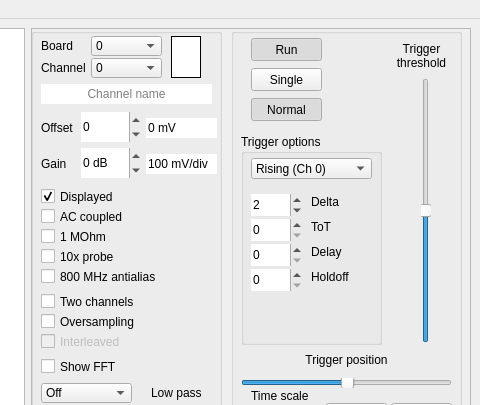
Qt form software/HaasoscopePro.ui (drandyhaas/HaasoscopePro) before a commit; both pictures show x 834 to 1314 and y 0 to 405 of the 1314 by 909 pixel window.
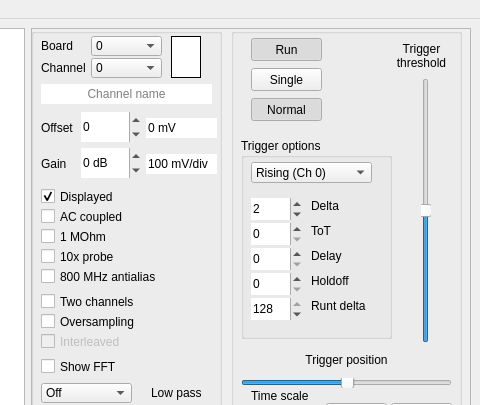
The same form after that commit. Custom widgets are drawn as their Qt base class.

Commit message: firmware 32 - add runt trigger

```diff
--- a/software/HaasoscopePro.ui
+++ b/software/HaasoscopePro.ui
@@ -283,9 +283,9 @@
         <property name="geometry">
          <rect>
           <x>10</x>
-          <y>106</y>
-          <width>141</width>
-          <height>211</height>
+          <y>110</y>
+          <width>151</width>
+          <height>201</height>
          </rect>
         </property>
         <property name="font">
@@ -334,7 +334,7 @@
           <rect>
            <x>70</x>
            <y>85</y>
-           <width>51</width>
+           <width>61</width>
            <height>16</height>
           </rect>
          </property>
@@ -385,7 +385,7 @@
           <rect>
            <x>70</x>
            <y>60</y>
-           <width>51</width>
+           <width>61</width>
            <height>16</height>
           </rect>
          </property>
@@ -455,7 +455,7 @@
           <rect>
            <x>70</x>
            <y>110</y>
-           <width>51</width>
+           <width>61</width>
            <height>16</height>
           </rect>
          </property>
@@ -539,7 +539,7 @@
           <rect>
            <x>70</x>
            <y>135</y>
-           <width>51</width>
+           <width>61</width>
            <height>16</height>
           </rect>
          </property>
@@ -552,6 +552,57 @@
           <string>Holdoff</string>
          </property>
         </widget>
+        <widget class="QSpinBox" name="thresholdDelta_2">
+         <property name="geometry">
+          <rect>
+           <x>10</x>
+           <y>160</y>
+           <width>51</width>
+           <height>22</height>
+          </rect>
+         </property>
+         <property name="font">
+          <font>
+           <family>Arial</family>
+          </font>
+         </property>
+         <property name="toolTip">
+          <string>Amount over threshold to reject trigger (x16 ADC values)</string>
+         </property>
+         <property name="frame">
+          <bool>false</bool>
+         </property>
+         <property name="accelerated">
+          <bool>true</bool>
+         </property>
+         <property name="minimum">
+          <number>0</number>
+         </property>
+         <property name="maximum">
+          <number>128</number>
+         </property>
+         <property name="value">
+          <number>128</number>
+         </property>
+        </widget>
+        <widget class="QLabel" name="label_16">
+         <property name="geometry">
+          <rect>
+           <x>70</x>
+           <y>160</y>
+           <width>71</width>
+           <height>16</height>
+          </rect>
+         </property>
+         <property name="font">
+          <font>
+           <family>Arial</family>
+          </font>
+         </property>
+         <property name="text">
+          <string>Runt delta</string>
+         </property>
+        </widget>
        </widget>
        <widget class="QLineEdit" name="timebaseBox">
         <property name="enabled">
```
Left out of the diff: 2 changed lines with no effect on the pictures. The commit also changes 18 other files.
